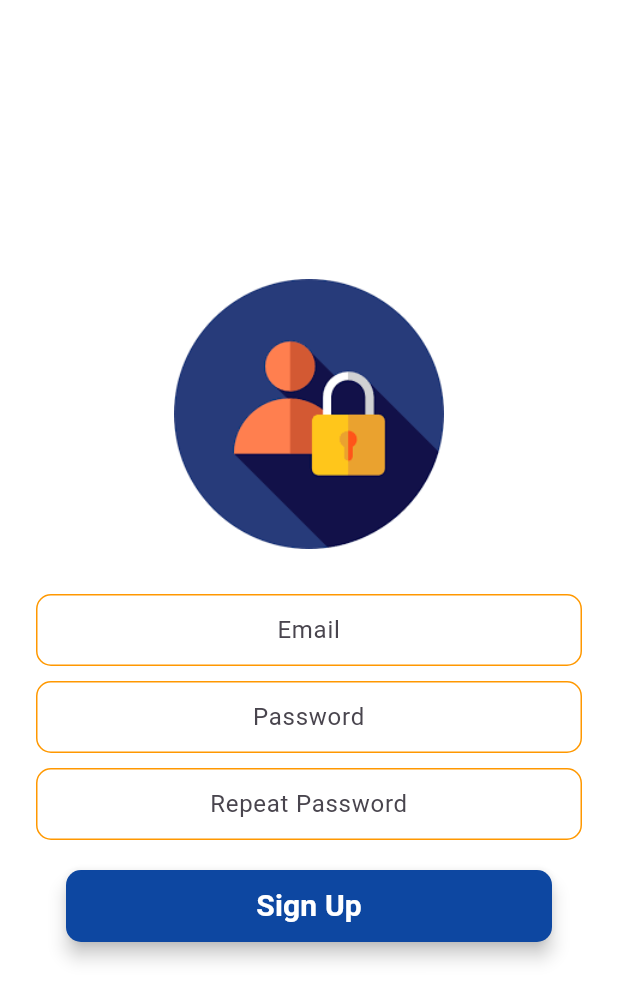
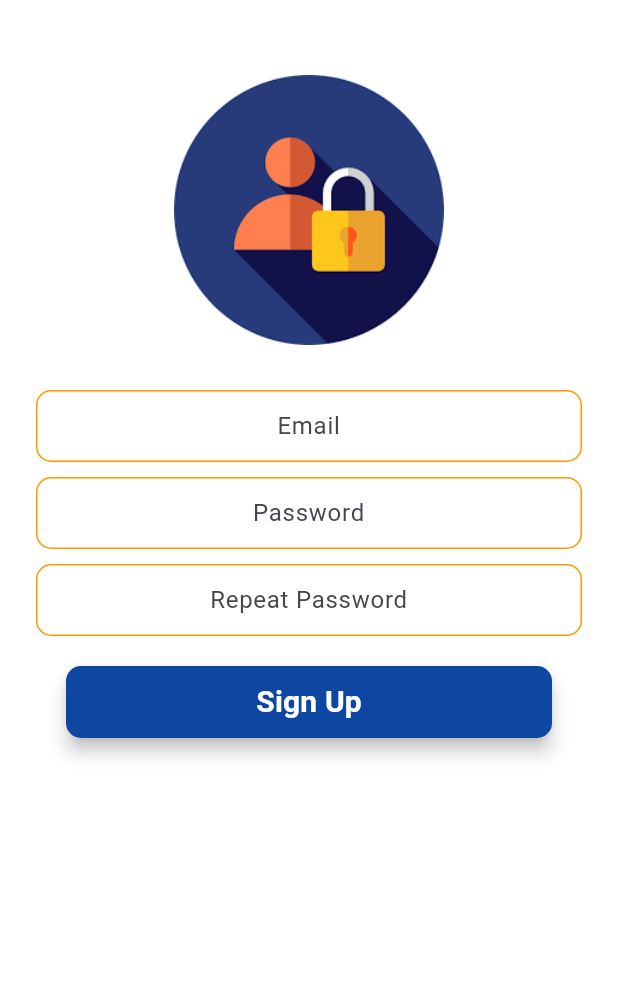
Before and after one commit to packfear/myapptest, a Flutter app: the screen it shows after launch, after a tap on "Sign Up", on a phone screen of 412 x 824 dp. Shown: the top 1001 px of the screen. Run offline on Flutter 3.47's test engine with Material 3 defaults, Android fonts, the phone set to English and light mode, and no system bars; our stand-ins replace firebase_core; accounts and stored records are empty.

Commit message:
modified:   android/app/build.gradle 	modified:   lib/main.dart 	modified:   lib/screens/signup.dart

```diff
--- a/lib/main.dart
+++ b/lib/main.dart
@@ -3,8 +3,11 @@ import 'package:myapp/screens/chat_page.dart';
 import 'package:myapp/screens/signin_page.dart';
 import 'package:myapp/screens/signup.dart';
 import 'package:myapp/screens/welcome_page.dart';
+import 'package:firebase_core/firebase_core.dart';
 
-void main() {
+void main() async {
+  WidgetsFlutterBinding.ensureInitialized();
+ await Firebase.initializeApp();
   runApp(const MyApp());
 }
 
--- a/lib/screens/signup.dart
+++ b/lib/screens/signup.dart
@@ -12,10 +12,12 @@ class SingUpPage extends StatefulWidget {
 class _SingUpPageState extends State<SingUpPage> {
   @override
   Widget build(BuildContext context) {
-    return Scaffold(
+    return SafeArea(
+      child: Scaffold(
         backgroundColor: Colors.white,
         body: Padding(
-        padding: const EdgeInsets.symmetric(horizontal: 24),
+          padding: const EdgeInsets.symmetric(horizontal: 24,vertical: 50),
+          child: SingleChildScrollView(
             child: Column(
               mainAxisAlignment: MainAxisAlignment.center,
               crossAxisAlignment: CrossAxisAlignment.stretch,
@@ -51,7 +53,13 @@ class _SingUpPageState extends State<SingUpPage> {
                   const SizedBox(height: 10,),
                   MyButton(color: Colors.blue[900]!, onPressed: (){}, text: 'Sign Up')
 
+
+
+
+
               ],
+            ),
+          ),
         ),
       ),
     );
```
Also changed, not shown: 1 other file. Lines whose indentation alone changed are shown as unchanged.
